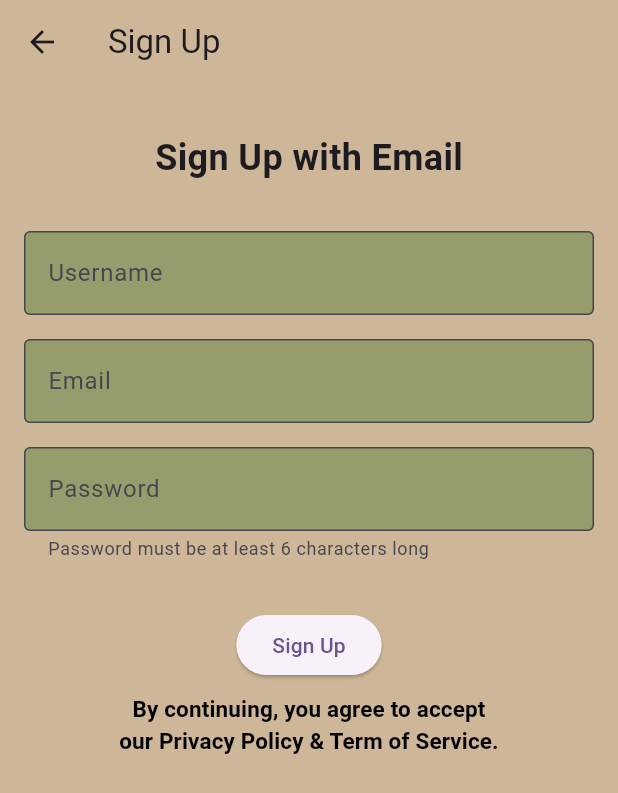
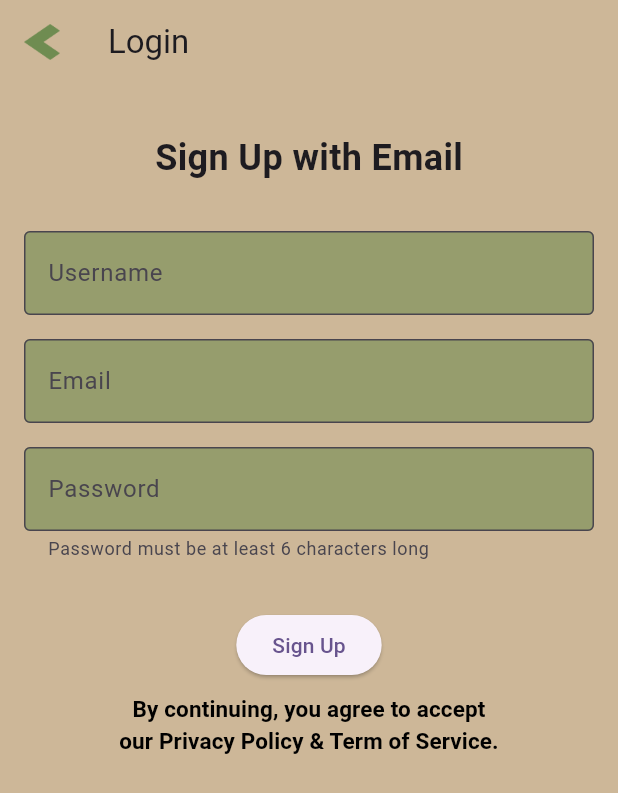
Before and after one commit to hoanganhnguyen1198/auslan_translator_app, a Flutter app: the SignUpScreen screen opened by its route, on a phone screen of 412 x 824 dp. Shown: the top 793 px of the screen. Run offline on Flutter 3.47's test engine with Material 3 defaults, Android fonts, the phone set to English and light mode, and no system bars; our stand-ins replace cloud_firestore, firebase_auth, firebase_core, sizer, video_player; accounts and stored records are empty; network calls fail; project files that could hold a hidden picture were left out.

Commit message:
change the icon of appbar

```diff
--- a/lib/screens/auth/loginScreen.dart
+++ b/lib/screens/auth/loginScreen.dart
@@ -53,7 +53,11 @@ class _LoginScreenState extends State<LoginScreen> {
     return Scaffold(
       appBar: AppBar(
         leading: IconButton(
-          icon: Icon(Icons.arrow_back),
+          icon: Image.asset(
+            'assets/images/arrow.png',  // Path to your image asset
+            width: 24,                  // Set the desired width
+            height: 24,                 // Set the desired height
+          ),
           onPressed: () {
             Navigator.pop(context);
           },
--- a/lib/screens/auth/signupScreen.dart
+++ b/lib/screens/auth/signupScreen.dart
@@ -59,12 +59,16 @@ class _SignUpScreenState extends State<SignUpScreen> {
     return Scaffold(
       appBar: AppBar(
         leading: IconButton(
-          icon: Icon(Icons.arrow_back),
+          icon: Image.asset(
+            'assets/images/arrow.png',  // Path to your image asset
+            width: 24,                  // Set the desired width
+            height: 24,                 // Set the desired height
+          ),
           onPressed: () {
             Navigator.pop(context);
           },
         ),
-        title: Text('Sign Up'),
+        title: Text('Login'),
         backgroundColor: bgColor,
       ),
       body: Container(
```
